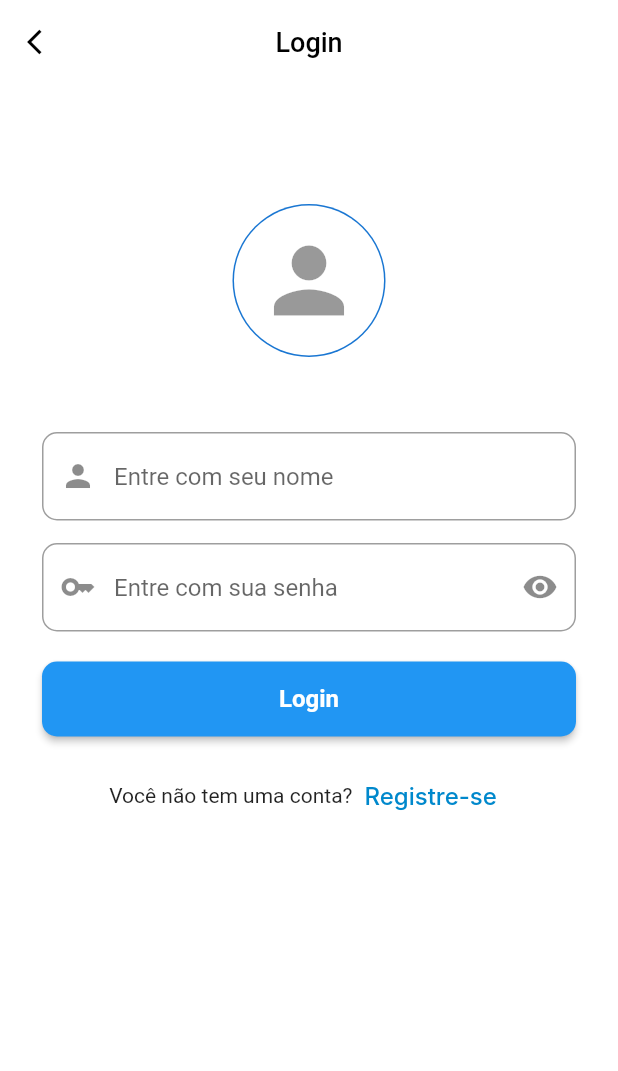
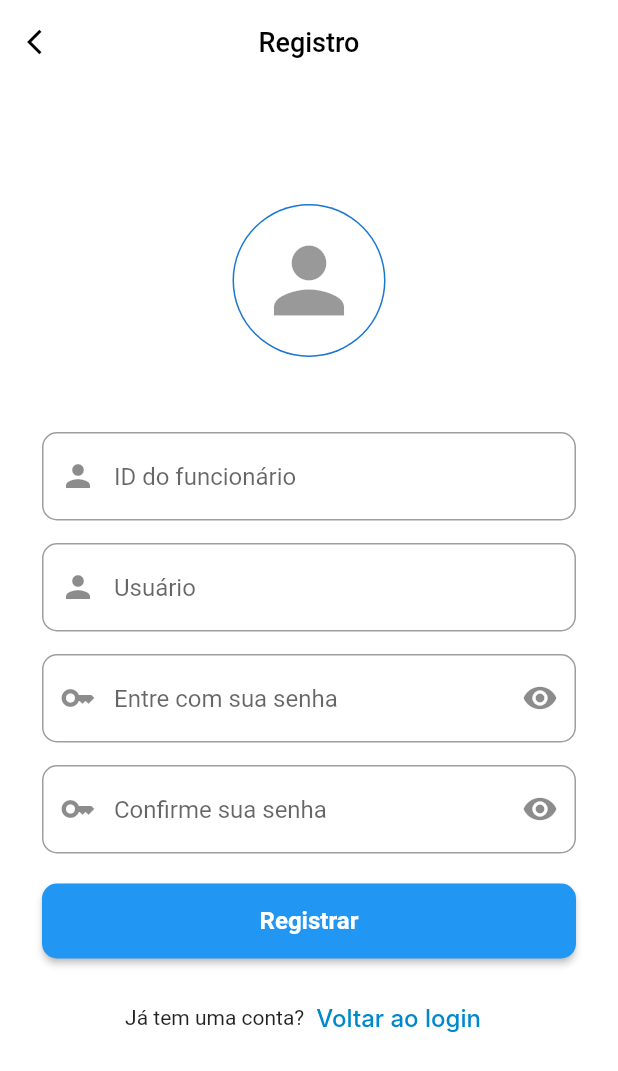
Before and after one commit to ulisseshen/mobile_dev, a Flutter app: the screen it shows after launch, on a phone screen of 412 x 824 dp. Shown: the top 1071 px of the screen. Run offline on Flutter 3.47's test engine with Material 2 defaults, Android fonts, the phone set to English and light mode, and no system bars; Roboto replaces fonts that are missing (Inter).

Commit message:
criada a tela mais rápida da aula kkkk

```diff
--- a/flutter/layout_login/lib/main.dart
+++ b/flutter/layout_login/lib/main.dart
@@ -1,6 +1,7 @@
 import 'package:flutter/material.dart';
 import 'src/pages/login_page.dart';
 import 'src/pages/login_screen_page.dart';
+import 'src/pages/register_page.dart';
 
 void main() {
   runApp(const MyApp());
@@ -12,9 +13,9 @@ class MyApp extends StatelessWidget {
   @override
   Widget build(BuildContext context) {
     return const MaterialApp(
-      debugShowCheckedModeBanner: false,
-      // home: LoginScreenPage(),
-      home: LoginPage(),
-    );
+        debugShowCheckedModeBanner: false,
+        // home: LoginScreenPage(),
+        //home: LoginPage(),
+        home: RegisterPage());
   }
 }
--- /dev/null
+++ b/flutter/layout_login/lib/src/pages/register_page.dart
@@ -0,0 +1,132 @@
+import 'package:flutter/material.dart';
+
+class RegisterPage extends StatelessWidget {
+  const RegisterPage({super.key});
+
+  @override
+  Widget build(BuildContext context) {
+    return Scaffold(
+      appBar: AppBar(
+        centerTitle: true,
+        title: const Text(
+          "Registro",
+          style: TextStyle(
+              color: Colors.black, fontSize: 18, fontWeight: FontWeight.w500),
+        ),
+        leading: IconButton(
+          onPressed: () {},
+          icon: const Icon(
+            Icons.arrow_back_ios,
+            color: Colors.black,
+            size: 20,
+          ),
+        ),
+        backgroundColor: Colors.white,
+        elevation: 0,
+      ),
+      backgroundColor: Colors.white,
+      body: ListView(
+        padding: const EdgeInsets.symmetric(horizontal: 28, vertical: 30),
+        children: [
+          const SizedBox(height: 50),
+          const Center(
+            child: CircleAvatar(
+              radius: 51,
+              child: CircleAvatar(
+                backgroundColor: Colors.white,
+                radius: 50,
+                child: Icon(
+                  Icons.person,
+                  size: 70,
+                  color: Color.fromARGB(102, 0, 0, 0),
+                ),
+              ),
+            ),
+          ),
+          const SizedBox(height: 50),
+          TextFormField(
+            decoration: InputDecoration(
+              prefixIcon: const Icon(Icons.person),
+              border: OutlineInputBorder(
+                  borderSide: const BorderSide(
+                    color: Color.fromARGB(102, 0, 0, 0),
+                  ),
+                  borderRadius: BorderRadius.circular(10)),
+              hintText: "ID do funcionário",
+            ),
+          ),
+          const SizedBox(height: 15),
+          TextFormField(
+            decoration: InputDecoration(
+              prefixIcon: const Icon(Icons.person),
+              border: OutlineInputBorder(
+                  borderSide: const BorderSide(
+                    color: Color.fromARGB(102, 0, 0, 0),
+                  ),
+                  borderRadius: BorderRadius.circular(10)),
+              hintText: "Usuário",
+            ),
+          ),
+          const SizedBox(height: 15),
+          TextFormField(
+            decoration: InputDecoration(
+              prefixIcon: const Icon(Icons.key),
+              suffixIcon: const Icon(Icons.remove_red_eye),
+              border: OutlineInputBorder(
+                  borderSide: const BorderSide(
+                    color: Color.fromARGB(102, 0, 0, 0),
+                  ),
+                  borderRadius: BorderRadius.circular(10)),
+              hintText: "Entre com sua senha",
+            ),
+          ),
+          const SizedBox(height: 15),
+          TextFormField(
+            decoration: InputDecoration(
+              prefixIcon: const Icon(Icons.key),
+              suffixIcon: const Icon(Icons.remove_red_eye),
+              border: OutlineInputBorder(
+                  borderSide: const BorderSide(
+                    color: Color.fromARGB(102, 0, 0, 0),
+                  ),
+                  borderRadius: BorderRadius.circular(10)),
+              hintText: "Confirme sua senha",
+            ),
+          ),
+          const SizedBox(height: 20),
+          ElevatedButton(
+            style: ElevatedButton.styleFrom(
+              minimumSize: const Size(double.infinity, 50),
+              shape: RoundedRectangleBorder(
+                borderRadius: BorderRadius.circular(10),
+              ),
+            ),
+            onPressed: () {},
+            child: const Text('Registrar',
+                style: TextStyle(fontSize: 16, fontWeight: FontWeight.w700)),
+          ),
+          const SizedBox(height: 15),
+          Row(
+            mainAxisAlignment: MainAxisAlignment.center,
+            children: [
+              const Text(
+                'Já tem uma conta?',
+              ),
+              TextButton(
+                  onPressed: () {},
+                  child: const Text(
+                    'Voltar ao login',
+                    style: TextStyle(
+                      color: Color(0xff0088CC),
+                      fontWeight: FontWeight.w500,
+                      fontSize: 16,
+                      fontFamily: 'Inter',
+                    ),
+                  ))
+            ],
+          )
+        ],
+      ),
+    );
+  }
+}
```
